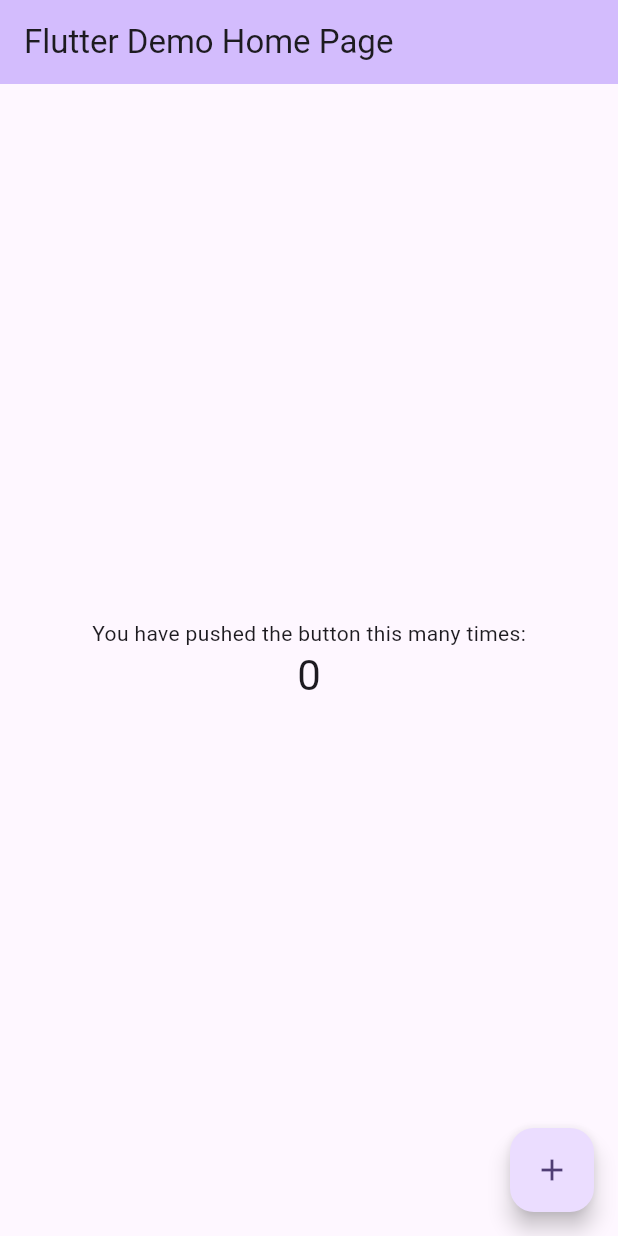
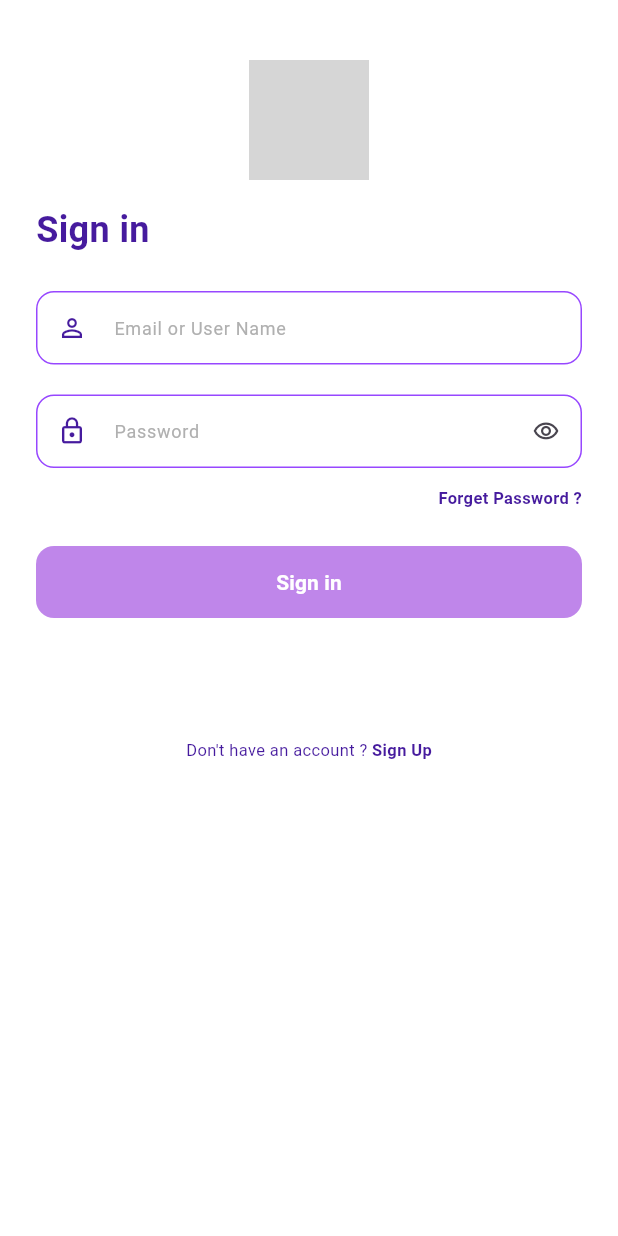
Before and after one commit to MarekKowalczyk60330/mobile-login-system, a Flutter app: the screen it shows after launch, on a phone screen of 412 x 824 dp. Run offline on Flutter 3.47's test engine with Material 3 defaults, Android fonts, the phone set to English and light mode, and no system bars; grey boxes are pictures that could not be loaded.

Commit message:
Add Sign In and Sign Up screens with validation

```diff
--- a/lib/main.dart
+++ b/lib/main.dart
@@ -1,4 +1,5 @@
-import 'package:material_ui/material_ui.dart';
+import 'package:flutter/material.dart';
+import 'package:dsw60330/screens/signinscreen.dart';
 
 void main() {
   runApp(const MyApp());
@@ -7,116 +8,11 @@ void main() {
 class MyApp extends StatelessWidget {
   const MyApp({super.key});
 
-  // This widget is the root of your application.
   @override
   Widget build(BuildContext context) {
-    return MaterialApp(
-      title: 'Flutter Demo',
-      theme: ThemeData(
-        // This is the theme of your application.
-        //
-        // TRY THIS: Try running your application with "flutter run". You'll see
-        // the application has a purple toolbar. Then, without quitting the app,
-        // try changing the seedColor in the colorScheme below to Colors.green
-        // and then invoke "hot reload" (save your changes or press the "hot
-        // reload" button in a Flutter-supported IDE, or press "r" if you used
-        // the command line to start the app).
-        //
-        // Notice that the counter didn't reset back to zero; the application
-        // state is not lost during the reload. To reset the state, use hot
-        // restart instead.
-        //
-        // This works for code too, not just values: Most code changes can be
-        // tested with just a hot reload.
-        colorScheme: .fromSeed(seedColor: Colors.deepPurple),
-      ),
-      home: const MyHomePage(title: 'Flutter Demo Home Page'),
+    return const MaterialApp(
+      debugShowCheckedModeBanner: false,
+      home: SignInScreen(),
     );
   }
 }
-
-class MyHomePage extends StatefulWidget {
-  const MyHomePage({super.key, required this.title});
-
-  // This widget is the home page of your application. It is stateful, meaning
-  // that it has a State object (defined below) that contains fields that affect
-  // how it looks.
-
-  // This class is the configuration for the state. It holds the values (in this
-  // case the title) provided by the parent (in this case the App widget) and
-  // used by the build method of the State. Fields in a Widget subclass are
-  // always marked "final".
-
-  final String title;
-
-  @override
-  State<MyHomePage> createState() => _MyHomePageState();
-}
-
-class _MyHomePageState extends State<MyHomePage> {
-  int _counter = 0;
-
-  void _incrementCounter() {
-    setState(() {
-      // This call to setState tells the Flutter framework that something has
-      // changed in this State, which causes it to rerun the build method below
-      // so that the display can reflect the updated values. If we changed
-      // _counter without calling setState(), then the build method would not be
-      // called again, and so nothing would appear to happen.
-      _counter++;
-    });
-  }
-
-  @override
-  Widget build(BuildContext context) {
-    // This method is rerun every time setState is called, for instance as done
-    // by the _incrementCounter method above.
-    //
-    // The Flutter framework has been optimized to make rerunning build methods
-    // fast, so that you can just rebuild anything that needs updating rather
-    // than having to individually change instances of widgets.
-    return Scaffold(
-      appBar: AppBar(
-        // TRY THIS: Try changing the color here to a specific color (to
-        // Colors.amber, perhaps?) and trigger a hot reload to see the AppBar
-        // change color while the other colors stay the same.
-        backgroundColor: Theme.of(context).colorScheme.inversePrimary,
-        // Here we take the value from the MyHomePage object that was created by
-        // the App.build method, and use it to set our appbar title.
-        title: Text(widget.title),
-      ),
-      body: Center(
-        // Center is a layout widget. It takes a single child and positions it
-        // in the middle of the parent.
-        child: Column(
-          // Column is also a layout widget. It takes a list of children and
-          // arranges them vertically. By default, it sizes itself to fit its
-          // children horizontally, and tries to be as tall as its parent.
-          //
-          // Column has various properties to control how it sizes itself and
-          // how it positions its children. Here we use mainAxisAlignment to
-          // center the children vertically; the main axis here is the vertical
-          // axis because Columns are vertical (the cross axis would be
-          // horizontal).
-          //
-          // TRY THIS: Invoke "debug painting" (choose the "Toggle Debug Paint"
-          // action in the IDE, or press "p" in the console), to see the
-          // wireframe for each widget.
-          mainAxisAlignment: .center,
-          children: [
-            const Text('You have pushed the button this many times:'),
-            Text(
-              '$_counter',
-              style: Theme.of(context).textTheme.headlineMedium,
-            ),
-          ],
-        ),
-      ),
-      floatingActionButton: FloatingActionButton(
-        onPressed: _incrementCounter,
-        tooltip: 'Increment',
-        child: const Icon(Icons.add),
-      ),
-    );
-  }
-}
--- a/lib/screens/signinscreen.dart
+++ b/lib/screens/signinscreen.dart
@@ -0,0 +1,143 @@
+import 'package:flutter/material.dart';
+import 'package:dsw60330/screens/home_screen.dart';
+import 'package:dsw60330/screens/sign_up_screen.dart';
+import 'package:dsw60330/services/auth_service.dart';
+import 'package:dsw60330/utils/colors.dart';
+import 'package:dsw60330/utils/validators.dart';
+import 'package:dsw60330/widgets/custom_text_field.dart';
+import 'package:dsw60330/widgets/primary_button.dart';
+
+class SignInScreen extends StatefulWidget {
+  const SignInScreen({super.key});
+
+  @override
+  State<SignInScreen> createState() => _SignInScreenState();
+}
+
+class _SignInScreenState extends State<SignInScreen> {
+  final _formKey = GlobalKey<FormState>();
+  final _emailCtrl = TextEditingController();
+  final _passCtrl = TextEditingController();
+  String? _loginError;
+
+  @override
+  void dispose() {
+    _emailCtrl.dispose();
+    _passCtrl.dispose();
+    super.dispose();
+  }
+
+  void _signIn() {
+    setState(() => _loginError = null);
+    if (!_formKey.currentState!.validate()) return;
+    if (AuthService.checkCredentials(_emailCtrl.text, _passCtrl.text)) {
+      Navigator.pushReplacement(
+        context,
+        MaterialPageRoute<void>(builder: (_) => const HomeScreen()),
+      );
+    } else {
+      setState(() => _loginError = 'Invalid email or password');
+    }
+  }
+
+  @override
+  Widget build(BuildContext context) {
+    return Scaffold(
+      backgroundColor: Colors.white,
+      body: SafeArea(
+        child: SingleChildScrollView(
+          padding: const EdgeInsets.symmetric(horizontal: 24),
+          child: Form(
+            key: _formKey,
+            child: Column(
+              crossAxisAlignment: CrossAxisAlignment.start,
+              children: [
+                const SizedBox(height: 40),
+                Center(
+                  child: Image.asset(
+                    'assets/logo.png',
+                    height: 120,
+                    errorBuilder: (_, __, ___) => const Icon(
+                      Icons.phone_android,
+                      size: 80,
+                      color: AppColors.dark,
+                    ),
+                  ),
+                ),
+                const SizedBox(height: 16),
+                const Text(
+                  'Sign in',
+                  style: TextStyle(
+                    fontSize: 24,
+                    fontWeight: FontWeight.bold,
+                    color: AppColors.dark,
+                  ),
+                ),
+                const SizedBox(height: 24),
+                CustomTextField(
+                  hint: 'Email or User Name',
+                  icon: Icons.person_outline,
+                  controller: _emailCtrl,
+                  validator: validateEmail,
+                  keyboardType: TextInputType.emailAddress,
+                ),
+                const SizedBox(height: 20),
+                CustomTextField(
+                  hint: 'Password',
+                  icon: Icons.lock_outline,
+                  controller: _passCtrl,
+                  isPassword: true,
+                  validator: validatePassword,
+                ),
+                const SizedBox(height: 12),
+                const Align(
+                  alignment: Alignment.centerRight,
+                  child: Text(
+                    'Forget Password ?',
+                    style: TextStyle(
+                      fontSize: 11,
+                      fontWeight: FontWeight.bold,
+                      color: AppColors.dark,
+                    ),
+                  ),
+                ),
+                if (_loginError != null)
+                  Padding(
+                    padding: const EdgeInsets.only(top: 8),
+                    child: Text(
+                      _loginError!,
+                      style: const TextStyle(color: Colors.red, fontSize: 11),
+                    ),
+                  ),
+                const SizedBox(height: 24),
+                PrimaryButton(text: 'Sign in', onPressed: _signIn),
+                const SizedBox(height: 80),
+                Center(
+                  child: GestureDetector(
+                    onTap: () => Navigator.push(
+                      context,
+                      MaterialPageRoute<void>(builder: (_) => const SignUpScreen()),
+                    ),
+                    child: const Text.rich(
+                      TextSpan(
+                        text: "Don't have an account ? ",
+                        style: TextStyle(fontSize: 11, color: AppColors.dark),
+                        children: [
+                          TextSpan(
+                            text: 'Sign Up',
+                            style: TextStyle(fontWeight: FontWeight.bold),
+                          ),
+                        ],
+                      ),
+                    ),
+                  ),
+                ),
+                const SizedBox(height: 24),
+              ],
+            ),
+          ),
+        ),
+      ),
+    );
+  }
+}
--- a/lib/services/auth_service.dart
+++ b/lib/services/auth_service.dart
@@ -0,0 +1,8 @@
+class AuthService {
+  static const _email = 'test@test.com';
+  static const _password = 'Test1234';
+
+  static bool checkCredentials(String email, String password) {
+    return email.trim() == _email && password == _password;
+  }
+}
```
Also changed, not shown: lib/screens/home_screen.dart (+10 -0 lines), lib/screens/sign_up_screen.dart (+161 -0 lines).
